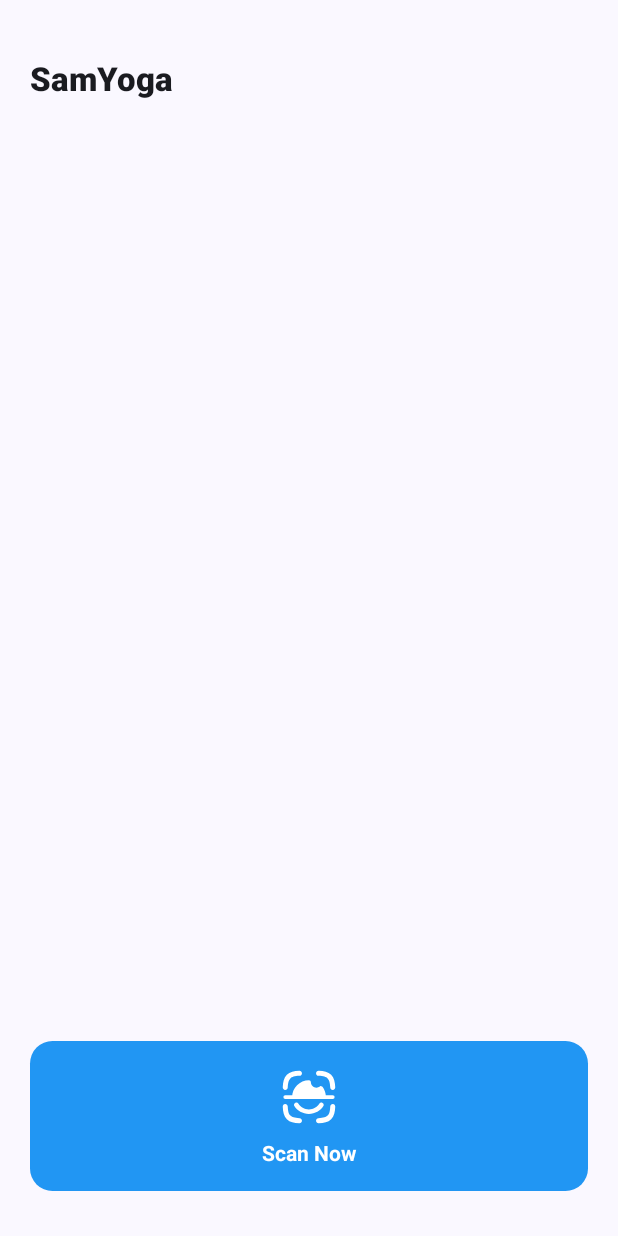
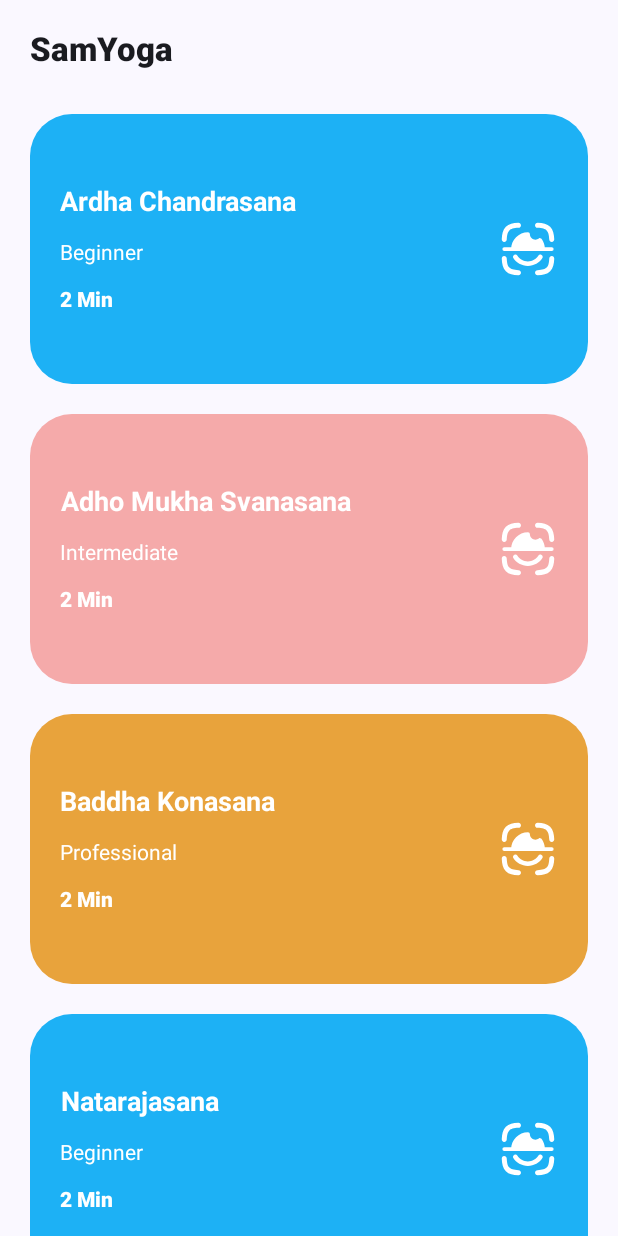
Before and after one commit to prasidhanchan/SamYoga, an Android app built with Jetpack Compose: the screen it shows after launch (MainActivity), on a phone screen of 412 x 824 dp. Run offline under Robolectric (Android 15) with nearby library versions, the phone set to English and light mode, and no system bars.

Commit message:
feat: improve model accuracy and enhance UI

```diff
--- a/app/src/main/java/com/sam/yoga/domain/models/YogaPose.kt
+++ b/app/src/main/java/com/sam/yoga/domain/models/YogaPose.kt
@@ -3,6 +3,6 @@ package com.sam.yoga.domain.models
 data class YogaPose(
     val name: String,
     val description: String,
-    val color: String,
-    val timeStamp: Long = System.currentTimeMillis()
+    val level: String,
+    val time: Long
 )
--- a/app/src/main/java/com/sam/yoga/domain/navigation/Route.kt
+++ b/app/src/main/java/com/sam/yoga/domain/navigation/Route.kt
@@ -11,5 +11,5 @@ sealed interface Route {
     data object Home
 
     @Serializable
-    data object Search
+    data class Scan(val poseName: String)
 }
--- a/app/src/main/java/com/sam/yoga/domain/navigation/SamYogaNavigation.kt
+++ b/app/src/main/java/com/sam/yoga/domain/navigation/SamYogaNavigation.kt
@@ -4,17 +4,16 @@ import androidx.compose.foundation.layout.fillMaxSize
 import androidx.compose.material3.Scaffold
 import androidx.compose.runtime.Composable
 import androidx.compose.ui.Modifier
-import androidx.lifecycle.viewmodel.compose.viewModel
 import androidx.navigation.compose.NavHost
 import androidx.navigation.compose.composable
 import androidx.navigation.compose.rememberNavController
+import androidx.navigation.toRoute
 import com.sam.yoga.presentation.screens.HomeScreen
-import com.sam.yoga.presentation.screens.MainViewModel
 import com.sam.yoga.presentation.screens.ScanScreen
 import com.sam.yoga.presentation.screens.SplashScreen
 
 @Composable
-fun SamYogaNavigation(viewModel: MainViewModel = viewModel()) {
+fun SamYogaNavigation() {
     val navController = rememberNavController()
 
     Scaffold(
@@ -36,9 +35,10 @@ fun SamYogaNavigation(viewModel: MainViewModel = viewModel()) {
                     navHostController = navController
                 )
             }
-            composable<Route.Search> {
+            composable<Route.Scan> { backStack ->
+                val poseName = backStack.toRoute<Route.Scan>().poseName
                 ScanScreen(
-                    viewModel = viewModel,
+                    poseName = poseName,
                     navHostController = navController
                 )
             }
--- a/app/src/main/java/com/sam/yoga/presentation/components/ActionIcon.kt
+++ /dev/null
@@ -1,83 +0,0 @@
-package com.sam.yoga.presentation.components
-
-import androidx.compose.foundation.layout.Arrangement
-import androidx.compose.foundation.layout.Column
-import androidx.compose.foundation.layout.Spacer
-import androidx.compose.foundation.layout.fillMaxWidth
-import androidx.compose.foundation.layout.height
-import androidx.compose.foundation.layout.padding
-import androidx.compose.foundation.shape.RoundedCornerShape
-import androidx.compose.material3.Icon
-import androidx.compose.material3.Surface
-import androidx.compose.material3.Text
-import androidx.compose.runtime.Composable
-import androidx.compose.ui.Alignment
-import androidx.compose.ui.Modifier
-import androidx.compose.ui.graphics.Color
-import androidx.compose.ui.graphics.painter.Painter
-import androidx.compose.ui.res.painterResource
-import androidx.compose.ui.text.TextStyle
-import androidx.compose.ui.text.font.FontWeight
-import androidx.compose.ui.text.style.TextAlign
-import androidx.compose.ui.tooling.preview.PreviewLightDark
-import androidx.compose.ui.unit.dp
-import androidx.compose.ui.unit.sp
-import com.sam.yoga.R
-import com.sam.yoga.presentation.theme.BrandColor
-import com.sam.yoga.presentation.theme.SamYogaTheme
-
-@Composable
-fun ActionIcon(
-    text: String,
-    icon: Painter,
-    modifier: Modifier = Modifier,
-    onClick: () -> Unit,
-    color: Color = BrandColor
-) {
-    Surface(
-        modifier = modifier
-            .padding(vertical = 10.dp)
-            .fillMaxWidth()
-            .height(100.dp),
-        shape = RoundedCornerShape(15.dp),
-        color = color,
-        onClick = onClick
-    ) {
-        Column(
-            modifier = Modifier
-                .padding(all = 10.dp)
-                .fillMaxWidth()
-                .height(160.dp),
-            horizontalAlignment = Alignment.CenterHorizontally,
-            verticalArrangement = Arrangement.Center
-        ) {
-            Icon(
-                painter = icon,
-                contentDescription = text,
-                tint = Color.White
-            )
-            Spacer(modifier = Modifier.height(10.dp))
-            Text(
-                text = text,
-                style = TextStyle(
-                    fontSize = 14.sp,
-                    fontWeight = FontWeight.Bold
-                ),
-                color = Color.White,
-                textAlign = TextAlign.Center
-            )
-        }
-    }
-}
-
-@PreviewLightDark
-@Composable
-private fun ActionIconPreview() {
-    SamYogaTheme {
-        ActionIcon(
-            text = "Scan now",
-            icon = painterResource(id = R.drawable.scan),
-            onClick = { }
-        )
-    }
-}
--- /dev/null
+++ b/app/src/main/java/com/sam/yoga/presentation/components/PoseCard.kt
@@ -0,0 +1,113 @@
+package com.sam.yoga.presentation.components
+
+import androidx.compose.foundation.Image
+import androidx.compose.foundation.layout.Arrangement
+import androidx.compose.foundation.layout.Column
+import androidx.compose.foundation.layout.Row
+import androidx.compose.foundation.layout.Spacer
+import androidx.compose.foundation.layout.fillMaxHeight
+import androidx.compose.foundation.layout.fillMaxWidth
+import androidx.compose.foundation.layout.height
+import androidx.compose.foundation.layout.padding
+import androidx.compose.foundation.shape.RoundedCornerShape
+import androidx.compose.material3.Surface
+import androidx.compose.material3.Text
+import androidx.compose.runtime.Composable
+import androidx.compose.ui.Alignment
+import androidx.compose.ui.Modifier
+import androidx.compose.ui.graphics.Color
+import androidx.compose.ui.graphics.painter.Painter
+import androidx.compose.ui.res.painterResource
+import androidx.compose.ui.text.TextStyle
+import androidx.compose.ui.text.font.FontWeight
+import androidx.compose.ui.text.style.TextAlign
+import androidx.compose.ui.tooling.preview.PreviewLightDark
+import androidx.compose.ui.unit.dp
+import androidx.compose.ui.unit.sp
+import com.sam.yoga.R
+import com.sam.yoga.presentation.theme.BrandColor
+import com.sam.yoga.presentation.theme.SamYogaTheme
+
+@Composable
+fun PoseCard(
+    poseName: String,
+    level: String,
+    time: Long,
+    image: Painter,
+    modifier: Modifier = Modifier,
+    onClick: (String) -> Unit,
+    color: Color = BrandColor
+) {
+    Surface(
+        modifier = modifier
+            .padding(vertical = 10.dp)
+            .fillMaxWidth()
+            .height(180.dp),
+        shape = RoundedCornerShape(28.dp),
+        color = color,
+        onClick = { onClick(poseName) }
+    ) {
+        Row(
+            modifier = Modifier
+                .fillMaxWidth()
+                .padding(all = 20.dp),
+            verticalAlignment = Alignment.CenterVertically,
+            horizontalArrangement = Arrangement.SpaceBetween
+        ) {
+            Column(
+                modifier = Modifier.fillMaxHeight(),
+                horizontalAlignment = Alignment.Start,
+                verticalArrangement = Arrangement.Center
+            ) {
+                Text(
+                    text = poseName,
+                    style = TextStyle(
+                        fontSize = 18.sp,
+                        fontWeight = FontWeight.Bold
+                    ),
+                    color = Color.White,
+                    textAlign = TextAlign.Center
+                )
+                Spacer(modifier = Modifier.height(15.dp))
+                Text(
+                    text = level,
+                    style = TextStyle(
+                        fontSize = 14.sp,
+                        fontWeight = FontWeight.Normal
+                    ),
+                    color = Color.White,
+                    textAlign = TextAlign.Center
+                )
+                Spacer(modifier = Modifier.height(15.dp))
+                Text(
+                    text = "$time Min",
+                    style = TextStyle(
+                        fontSize = 14.sp,
+                        fontWeight = FontWeight.ExtraBold
+                    ),
+                    color = Color.White,
+                    textAlign = TextAlign.Center
+                )
+            }
+
+            Image(
+                painter = image,
+                contentDescription = poseName
+            )
+        }
+    }
+}
+
+@PreviewLightDark
+@Composable
+private fun ActionIconPreview() {
+    SamYogaTheme {
+        PoseCard(
+            poseName = "Chair Pose",
+            level = "Intermediate level",
+            time = 2L,
+            image = painterResource(id = R.drawable.scan),
+            onClick = { }
+        )
+    }
+}
--- a/app/src/main/java/com/sam/yoga/presentation/screens/HomeScreen.kt
+++ b/app/src/main/java/com/sam/yoga/presentation/screens/HomeScreen.kt
@@ -13,6 +13,7 @@ import androidx.compose.material3.Text
 import androidx.compose.runtime.Composable
 import androidx.compose.ui.Alignment
 import androidx.compose.ui.Modifier
+import androidx.compose.ui.graphics.Color
 import androidx.compose.ui.res.painterResource
 import androidx.compose.ui.res.stringResource
 import androidx.compose.ui.text.TextStyle
@@ -24,8 +25,9 @@ import androidx.compose.ui.unit.sp
 import androidx.navigation.NavHostController
 import androidx.navigation.compose.rememberNavController
 import com.sam.yoga.R
+import com.sam.yoga.domain.models.YogaPose
 import com.sam.yoga.domain.navigation.Route
-import com.sam.yoga.presentation.components.ActionIcon
+import com.sam.yoga.presentation.components.PoseCard
 import com.sam.yoga.presentation.theme.SamYogaTheme
 
 @Composable
@@ -33,10 +35,61 @@ fun HomeScreen(
     innerPadding: PaddingValues,
     navHostController: NavHostController
 ) {
+    val poses = listOf(
+        YogaPose(
+            name = "Ardha Chandrasana",
+            description = "",
+            level = "Beginner",
+            time = 2L
+        ),
+        YogaPose(
+            name = "Adho Mukha Svanasana",
+            description = "",
+            level = "Intermediate",
+            time = 2L
+        ),
+        YogaPose(
+            name = "Baddha Konasana",
+            description = "",
+            level = "Professional",
+            time = 2L
+        ),
+        YogaPose(
+            name = "Natarajasana",
+            description = "",
+            level = "Beginner",
+            time = 2L
+        ),
+        YogaPose(
+            name = "Trikonasana",
+            description = "",
+            level = "Professional",
+            time = 2L
+        ),
+        YogaPose(
+            name = "Utkata Konasana",
+            description = "",
+            level = "Professional",
+            time = 2L
+        ),
+        YogaPose(
+            name = "Veerabhadrasana",
+            description = "",
+            level = "Intermediate",
+            time = 2L
+        ),
+        YogaPose(
+            name = "Vrukshasana",
+            description = "",
+            level = "Professional",
+            time = 2L
+        )
+    )
+
     Column(
         modifier = Modifier
             .padding(innerPadding)
-            .padding(20.dp)
+            .padding(horizontal = 20.dp)
             .fillMaxSize()
             .verticalScroll(rememberScrollState()),
         verticalArrangement = Arrangement.Center,
@@ -51,13 +104,21 @@ fun HomeScreen(
                 textAlign = TextAlign.Start
             )
         )
-        Spacer(modifier = Modifier.height(50.dp))
-        Spacer(modifier = Modifier.weight(1f))
-        ActionIcon(
-            text = stringResource(R.string.scan_now),
-            icon = painterResource(R.drawable.scan),
-            onClick = { navHostController.navigate(Route.Search) },
-        )
+        Spacer(modifier = Modifier.height(20.dp))
+        poses.forEach { pose ->
+            PoseCard(
+                poseName = pose.name,
+                level = pose.level,
+                time = pose.time,
+                color = when(pose.level) {
+                    "Beginner" -> Color(0xFF1DB1F5)
+                    "Intermediate" -> Color(0xFFF5AAAA)
+                    else -> Color(0xFFE8A33C)
+                },
+                image = painterResource(R.drawable.scan),
+                onClick = { navHostController.navigate(Route.Scan(poseName = pose.name)) },
+            )
+        }
     }
 }
 
--- a/app/src/main/java/com/sam/yoga/presentation/screens/MainViewModel.kt
+++ /dev/null
@@ -1,58 +0,0 @@
-package com.sam.yoga.presentation.screens
-
-import androidx.lifecycle.ViewModel
-import androidx.lifecycle.viewModelScope
-import com.google.ai.client.generativeai.GenerativeModel
-import com.google.ai.client.generativeai.type.content
-import com.google.ai.client.generativeai.type.generationConfig
-import com.sam.yoga.BuildConfig
-import com.sam.yoga.UiState
-import com.sam.yoga.domain.models.YogaPose
-import kotlinx.coroutines.Dispatchers
-import kotlinx.coroutines.flow.MutableStateFlow
-import kotlinx.coroutines.flow.update
-import kotlinx.coroutines.launch
-
-class MainViewModel : ViewModel() {
-    var uiState: MutableStateFlow<UiState> = MutableStateFlow(UiState.Initial)
-        private set
-
-    var poses: MutableStateFlow<List<YogaPose>> = MutableStateFlow(emptyList())
-        private set
-
-    private val config = generationConfig {
-        temperature = 0.8f
-        topK = 40
-        topP = 0.9f
-    }
-
-    private val generativeModel = GenerativeModel(
-        modelName = "gemini-1.5-flash",
-        apiKey = BuildConfig.apiKey,
-        generationConfig = config
-    )
-
-    fun sendPrompt(prompt: String) {
-        uiState.update { UiState.Loading }
-
-        viewModelScope.launch(Dispatchers.IO) {
-            try {
-                val response = generativeModel.generateContent(
-                    content {
-                        text(prompt)
-                    }
-                )
-                response.text
-                    ?.substringAfterLast("#")
-                    ?.trim()
-                    ?.let { outputContent ->
-                        uiState.update { UiState.Success(outputContent) }
-                    }
-            } catch (e: Exception) {
-                uiState.update { UiState.Error(e.localizedMessage ?: "") }
-            }
-        }
-    }
-
-    fun clearUiState() = uiState.update { UiState.Initial }
-}
--- a/app/src/main/java/com/sam/yoga/presentation/screens/SplashScreen.kt
+++ b/app/src/main/java/com/sam/yoga/presentation/screens/SplashScreen.kt
@@ -13,11 +13,17 @@ import androidx.compose.runtime.LaunchedEffect
 import androidx.compose.runtime.remember
 import androidx.compose.ui.Alignment
 import androidx.compose.ui.Modifier
+import androidx.compose.ui.res.stringResource
+import androidx.compose.ui.text.TextStyle
+import androidx.compose.ui.text.font.FontWeight
 import androidx.compose.ui.tooling.preview.Preview
+import androidx.compose.ui.unit.sp
 import androidx.navigation.NavHostController
 import androidx.navigation.compose.rememberNavController
 import com.sam.yoga.domain.navigation.Route
+import com.sam.yoga.presentation.theme.SamYogaTheme
 import kotlinx.coroutines.delay
+import com.sam.yoga.R
 
 @Composable
 fun SplashScreen(
@@ -46,7 +52,11 @@ fun SplashScreen(
         contentAlignment = Alignment.Center
     ) {
         Text(
-            text = "SamYoga"
+            text = stringResource(id = R.string.app_name),
+            style = TextStyle(
+                fontSize = 30.sp,
+                fontWeight = FontWeight.Bold
+            )
         )
     }
 }
@@ -54,8 +64,10 @@ fun SplashScreen(
 @Preview
 @Composable
 private fun SplashScreenPreview() {
-    SplashScreen(
-        innerPadding = PaddingValues(),
-        navHostController = rememberNavController()
-    )
+    SamYogaTheme {
+        SplashScreen(
+            innerPadding = PaddingValues(),
+            navHostController = rememberNavController()
+        )
+    }
 }
--- a/app/src/main/res/values/strings.xml
+++ b/app/src/main/res/values/strings.xml
@@ -6,4 +6,13 @@
     <string name="something_went_wrong">Something went wrong!</string>
     <string name="retry">Retry</string>
     <string name="back">Back</string>
+    <string name="ardha_chandrasana">Ardha Chandrasana</string>
+    <string name="adho_mukha_svanasana">Adho Mukha Svanasana</string>
+    <string name="baddha_konasana">Baddha Konasana</string>
+    <string name="natarajasana">Natarajasana</string>
+    <string name="trikonasana">Trikonasana</string>
+    <string name="utkata_konasana">Utkata Konasana</string>
+    <string name="veerabhadrasana">Veerabhadrasana</string>
+    <string name="great_posture">Great Posture</string>
+    <string name="pose_not_found">Pose not found!</string>
 </resources>
```
Also changed, not shown: app/build.gradle.kts (+9 -4 lines), app/src/main/java/com/sam/yoga/data/ImageAnalyzer.kt (+30 -7 lines), app/src/main/java/com/sam/yoga/domain/Util.kt (+55 -0 lines), app/src/main/java/com/sam/yoga/presentation/screens/ScanScreen.kt (+47 -113 lines), gradle/libs.versions.toml (+7 -3 lines), 1 other file.
